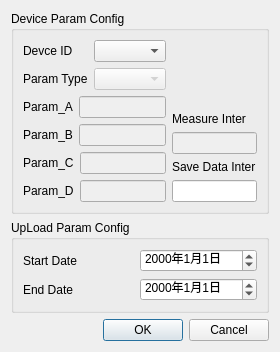
This is ui/devparamconfig.ui in binnary/BSCJZ8 as Qt 5 draws it before an edit. The edited form follows.
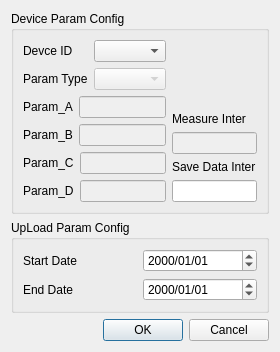
This is the edited form.

What changed in the file:
```diff
--- a/ui/devparamconfig.ui
+++ b/ui/devparamconfig.ui
@@ -196,7 +196,7 @@
         <item>
          <widget class="QDateEdit" name="dateEdit_StartDate">
           <property name="displayFormat">
-           <string>yyyy年M月d日</string>
+           <string>yyyy/MM/dd</string>
           </property>
          </widget>
         </item>
@@ -214,7 +214,7 @@
         <item>
          <widget class="QDateEdit" name="dateEdit_EndDate">
           <property name="displayFormat">
-           <string>yyyy年M月d日</string>
+           <string>yyyy/MM/dd</string>
           </property>
          </widget>
         </item>
```
